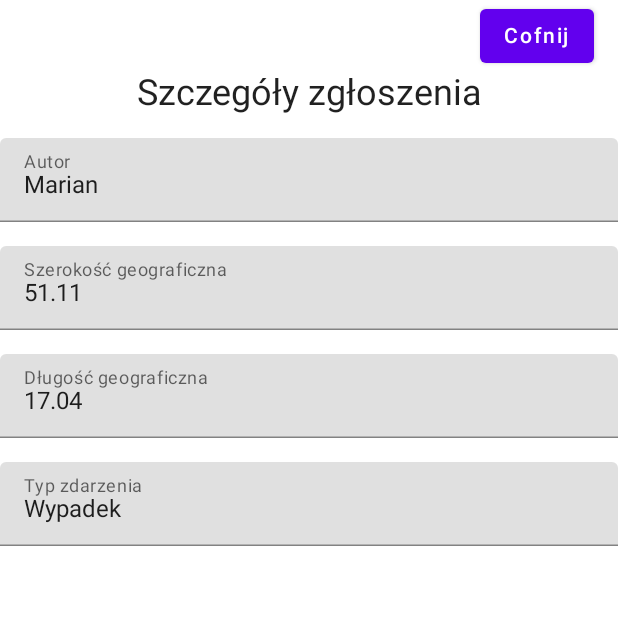
After one commit to angrynerds-pl/kpz-2023-mpk-android, an Android app built with Jetpack Compose: the ReportDetailsScreen screen opened through its navigation route, on a phone screen of 412 x 824 dp, the top half of it. The commit adds this screen. Run offline under Robolectric (Android 15) with nearby library versions, the phone set to English and light mode, and no system bars; our stand-ins replace Dagger/Hilt's generated code; network calls fail; 1 statement that could not run was skipped.

Commit message:
User reporting UI (#19)

```diff
--- a/app/src/main/java/com/example/mpkAndroid/MainActivity.kt
+++ b/app/src/main/java/com/example/mpkAndroid/MainActivity.kt
@@ -13,6 +13,8 @@ import androidx.navigation.compose.composable
 import androidx.navigation.compose.rememberNavController
 import com.example.mpkAndroid.ui.mapScreen.MapScreen
 import com.example.mpkAndroid.ui.mapScreen.MapScreenViewModel
+import com.example.mpkAndroid.ui.reportScreens.newReportScreen.NewReportScreen
+import com.example.mpkAndroid.ui.reportScreens.reportDetailsScreen.ReportDetailsScreen
 import com.example.mpkAndroid.ui.theme.MpkAndroidTheme
 import com.example.mpkAndroid.ui.vehiclesFilterScreen.VehiclesFilterScreen
 import dagger.hilt.android.AndroidEntryPoint
@@ -44,9 +46,21 @@ class MainActivity : ComponentActivity() {
                                 mapScreenViewModel = mapScreenViewModel
                             )
                         }
+                        composable("newReport")
+                        {
+                            NewReportScreen(
+                                navController = navController,
+                                mapScreenViewModel = mapScreenViewModel
+                            )
+                        }
+                        composable("reportDetails")
+                        {
+                            ReportDetailsScreen(
+                                navController = navController,
+                                mapScreenViewModel = mapScreenViewModel
+                            )
+                        }
                     }
-
-
                 }
             }
         }
--- a/app/src/main/java/com/example/mpkAndroid/di/DomainModule.kt
+++ b/app/src/main/java/com/example/mpkAndroid/di/DomainModule.kt
@@ -1,6 +1,7 @@
 package com.example.mpkAndroid.di
 
 import com.example.mpkAndroid.domain.MapPositionsUseCase
+import com.example.mpkAndroid.domain.ReportsUseCase
 import com.example.mpkAndroid.domain.VehicleRepository
 import com.example.mpkAndroid.domain.VehiclesFilterUseCase
 import dagger.Module
@@ -27,5 +28,11 @@ object DomainModule {
         return VehiclesFilterUseCase()
     }
 
+    @Provides
+    fun provideReportsUseCase(
+    ): ReportsUseCase {
+        return ReportsUseCase()
+    }
+
 
 }
--- /dev/null
+++ b/app/src/main/java/com/example/mpkAndroid/domain/ReportsUseCase.kt
@@ -0,0 +1,24 @@
+package com.example.mpkAndroid.domain;
+
+import com.example.mpkAndroid.domain.model.Report
+import com.example.mpkAndroid.domain.model.ReportType
+import javax.inject.Inject;
+
+class ReportsUseCase @Inject constructor() {
+    suspend fun getReports(): Collection<Report> {
+        return listOf(
+            Report(
+                "test",
+                "Marian",
+                ReportType.ACCIDENT,
+                51.11,
+                17.04
+            )
+        )
+    }
+
+    fun addNewReport(report: Report) {
+        //TODO
+    }
+
+}
--- /dev/null
+++ b/app/src/main/java/com/example/mpkAndroid/domain/model/Report.kt
@@ -0,0 +1,16 @@
+package com.example.mpkAndroid.domain.model
+
+data class Report(
+    val authorEmail: String,
+    val authorName: String,
+    val type: ReportType,
+    val latitude: Double,
+    val longitude: Double
+)
+
+enum class ReportType(val translation: String) {
+    ACCIDENT("Wypadek"),
+    DERAILMENT("Wykolejenie"),
+    MALFUNCTION("Awaria"),
+    DAMAGED_TRACKS("Uszkodzone tory")
+}
--- a/app/src/main/java/com/example/mpkAndroid/ui/mapScreen/MapScreen.kt
+++ b/app/src/main/java/com/example/mpkAndroid/ui/mapScreen/MapScreen.kt
@@ -5,6 +5,7 @@ import androidx.compose.foundation.layout.*
 import androidx.compose.material.Button
 import androidx.compose.material.Text
 import androidx.compose.runtime.Composable
+import androidx.compose.runtime.LaunchedEffect
 import androidx.compose.runtime.collectAsState
 import androidx.compose.ui.Alignment
 import androidx.compose.ui.Modifier
@@ -23,22 +24,30 @@ import com.google.android.gms.maps.model.LatLng
 import com.google.maps.android.compose.GoogleMap
 import com.google.maps.android.compose.rememberCameraPositionState
 
-
 @Composable
 fun MapScreen(
     mapScreenViewModel: MapScreenViewModel,
     navController: NavController
 ) {
+    mapScreenViewModel.updateVehiclesPosition()
+    mapScreenViewModel.updateReports()
 
-    mapScreenViewModel.updateVehiclesPosition()
     val cameraPositionState = rememberCameraPositionState {
         position = mapScreenViewModel.uiState.value.startingCameraPosition!!
     }
 
-    val state = rememberOneTapSignInState()
+    val loginState = rememberOneTapSignInState()
+    val showDetails = mapScreenViewModel.uiState.collectAsState().value.showDetails
+
+    LaunchedEffect(showDetails) {
+        if (showDetails) {
+            navController.navigate("reportDetails")
+            mapScreenViewModel.closeReportDetails()
+        }
+    }
 
     OneTapSignInWithGoogle(
-        state = state,
+        state = loginState,
         onTokenIdReceived = { user ->
             run {
                 mapScreenViewModel.updateUser(user)
@@ -62,7 +71,7 @@ fun MapScreen(
                 Text(text = "Linie")
             }
             Button(
-                onClick = { state.open() },
+                onClick = { loginState.open() },
                 enabled = mapScreenViewModel.uiState.collectAsState().value.user == null,
                 modifier = Modifier.padding(start = 16.dp, end = 16.dp)
             ) {
@@ -71,21 +80,40 @@ fun MapScreen(
         }
         GoogleMap(
             modifier = Modifier.fillMaxSize(),
-            cameraPositionState = cameraPositionState
+            cameraPositionState = cameraPositionState,
+            onMapLongClick = { latLng ->
+                if(mapScreenViewModel.uiState.value.user != null) {
+                    mapScreenViewModel.addNewReport(latLng)
+                    navController.navigate("newReport")
+                }
+            }
         ) {
             mapScreenViewModel.uiState.collectAsState().value.vehiclesPositions.forEach { vehicle ->
                 when (vehicle.type) {
                     VehicleType.BUS -> MapMarker(
                         position = LatLng(vehicle.latitude, vehicle.longitude),
                         title = vehicle.number,
+                        iconText = vehicle.number,
                         type = MapMarkerType.BUS
                     )
                     VehicleType.TRAM -> MapMarker(
                         position = LatLng(vehicle.latitude, vehicle.longitude),
                         title = vehicle.number,
+                        iconText = vehicle.number,
                         type = MapMarkerType.TRAM
                     )
                 }
+            }
+            mapScreenViewModel.uiState.collectAsState().value.reports.forEach { report ->
+                MapMarker(
+                    position = LatLng(report.latitude, report.longitude),
+                    title = report.type.translation,
+                    type = MapMarkerType.REPORT,
+                    snippet = "Kliknij aby zobaczyć szczegóły",
+                    onInfoWindowClick = {
+                        mapScreenViewModel.selectReport(it)
+                    }
+                )
             }
         }
     }
--- a/app/src/main/java/com/example/mpkAndroid/ui/mapScreen/MapScreenViewModel.kt
+++ b/app/src/main/java/com/example/mpkAndroid/ui/mapScreen/MapScreenViewModel.kt
@@ -3,9 +3,13 @@ package com.example.mpkAndroid.ui.mapScreen
 import androidx.lifecycle.ViewModel
 import androidx.lifecycle.viewModelScope
 import com.example.mpkAndroid.domain.MapPositionsUseCase
+import com.example.mpkAndroid.domain.ReportsUseCase
+import com.example.mpkAndroid.domain.model.Report
 import com.example.mpkAndroid.domain.model.UserCredentials
 import com.example.mpkAndroid.domain.model.Vehicle
 import com.google.android.gms.maps.model.CameraPosition
+import com.google.android.gms.maps.model.LatLng
+import com.google.android.gms.maps.model.Marker
 import dagger.hilt.android.lifecycle.HiltViewModel
 import kotlinx.coroutines.flow.MutableStateFlow
 import kotlinx.coroutines.flow.StateFlow
@@ -19,15 +23,20 @@ import javax.inject.Inject
 data class MapScreenState(
     var startingCameraPosition: CameraPosition? = null,
     val vehiclesPositions: List<Vehicle> = emptyList(),
+    val reports: List<Report> = emptyList(),
     val chosenTramLines: Set<String> = setOf("8"),
     val chosenBusLines: Set<String> = setOf("145"),
-    val user: UserCredentials? = null
+    val user: UserCredentials? = null,
+    val newReportPosition: LatLng? = null,
+    val selectedReportMarker: Marker? = null,
+    val showDetails: Boolean = false
 )
 
 @HiltViewModel
 class MapScreenViewModel @Inject constructor(
     private val mapPositionsUseCase: MapPositionsUseCase,
-    private val backgroundExecutor: ScheduledExecutorService
+    private val backgroundExecutor: ScheduledExecutorService,
+    private val reportsUseCase: ReportsUseCase
 ) : ViewModel() {
 
     private val _uiState = MutableStateFlow(MapScreenState())
@@ -40,8 +49,7 @@ class MapScreenViewModel @Inject constructor(
         }, 0, 15, TimeUnit.SECONDS)
     }
 
-    fun updateVehiclesPosition(
-    ) {
+    fun updateVehiclesPosition() {
         viewModelScope.launch {
             _uiState.update { currentState ->
                 currentState.copy(
@@ -49,6 +57,16 @@ class MapScreenViewModel @Inject constructor(
                         currentState.chosenTramLines,
                         currentState.chosenBusLines
                     ) as List<Vehicle>
+                )
+            }
+        }
+    }
+
+    fun updateReports() {
+        viewModelScope.launch {
+            _uiState.update { currentState ->
+                currentState.copy(
+                    reports = reportsUseCase.getReports() as List<Report>
                 )
             }
         }
@@ -111,6 +129,43 @@ class MapScreenViewModel @Inject constructor(
         }
     }
 
+    fun addNewReport(coordinates: LatLng) {
+        _uiState.update { currentState ->
+            currentState.copy(
+                newReportPosition = coordinates
+            )
+        }
+    }
+
+    fun selectReport(marker: Marker) {
+        _uiState.update { currentState ->
+            currentState.copy(
+                selectedReportMarker = marker,
+                showDetails = true
+            )
+        }
+    }
+
+    fun closeReportDetails() {
+        _uiState.update { currentState ->
+            currentState.copy(
+                showDetails = false
+            )
+        }
+    }
+
+    fun getReportDetailsForSelectedMarker(): Report {
+        val marker = _uiState.value.selectedReportMarker
+        if (marker != null) {
+            return _uiState.value.reports.find { report ->
+                report.longitude == marker.position.longitude &&
+                        report.latitude == marker.position.latitude
+            }!!
+        }
+
+        return _uiState.value.reports.first()
+    }
+
     override fun onCleared() {
         backgroundExecutor.shutdownNow()
     }
--- /dev/null
+++ b/app/src/main/java/com/example/mpkAndroid/ui/reportScreens/reportDetailsScreen/ReportDetailsScreen.kt
@@ -0,0 +1,85 @@
+package com.example.mpkAndroid.ui.reportScreens.reportDetailsScreen
+
+import androidx.compose.foundation.layout.*
+import androidx.compose.material.Button
+import androidx.compose.material.Text
+import androidx.compose.material.TextField
+import androidx.compose.runtime.Composable
+import androidx.compose.ui.Alignment
+import androidx.compose.ui.Modifier
+import androidx.compose.ui.text.style.TextAlign
+import androidx.compose.ui.unit.dp
+import androidx.compose.ui.unit.sp
+import androidx.hilt.navigation.compose.hiltViewModel
+import androidx.navigation.NavController
+import com.example.mpkAndroid.ui.mapScreen.MapScreenViewModel
+
+@Composable
+fun ReportDetailsScreen(
+    mapScreenViewModel: MapScreenViewModel,
+    reportDetailsScreenViewModel: ReportDetailsScreenViewModel = hiltViewModel<ReportDetailsScreenViewModel>(),
+    navController: NavController
+) {
+    val selectedReport = mapScreenViewModel.getReportDetailsForSelectedMarker()
+
+    Box(modifier = Modifier.fillMaxSize()) {
+        Column(
+            horizontalAlignment = Alignment.End,
+            modifier = Modifier
+                .fillMaxWidth()
+                .align(Alignment.TopCenter)
+                .padding(bottom = 64.dp) // Adjust bottom padding as needed
+        ) {
+            Button(
+                onClick = { navController.popBackStack() },
+                modifier = Modifier.padding(start = 16.dp, end = 16.dp)
+            ) {
+                Text(text = "Cofnij")
+            }
+            Text(
+                text = "Szczegóły zgłoszenia",
+                textAlign = TextAlign.Center,
+                modifier = Modifier
+                    .fillMaxWidth()
+                    .padding(bottom = 16.dp),
+                fontSize = 24.sp
+            )
+            TextField(
+                value = selectedReport.authorName,
+                onValueChange = {},
+                readOnly = true,
+                label = { Text(text = "Autor") },
+                modifier = Modifier
+                    .fillMaxWidth()
+                    .padding(bottom = 16.dp),
+            )
+            TextField(
+                value = selectedReport.latitude.toString(),
+                onValueChange = {},
+                readOnly = true,
+                label = { Text(text = "Szerokość geograficzna") },
+                modifier = Modifier
+                    .fillMaxWidth()
+                    .padding(bottom = 16.dp)
+            )
+            TextField(
+                value = selectedReport.longitude.toString(),
+                onValueChange = {},
+                readOnly = true,
+                label = { Text(text = "Długość geograficzna") },
+                modifier = Modifier
+                    .fillMaxWidth()
+                    .padding(bottom = 16.dp)
+            )
+            TextField(
+                value = selectedReport.type.translation,
+                onValueChange = {},
+                readOnly = true,
+                label = { Text(text = "Typ zdarzenia") },
+                modifier = Modifier
+                    .fillMaxWidth()
+                    .padding(bottom = 16.dp)
+            )
+        }
+    }
+}
--- /dev/null
+++ b/app/src/main/java/com/example/mpkAndroid/ui/reportScreens/reportDetailsScreen/ReportDetailsScreenViewModel.kt
@@ -0,0 +1,10 @@
+package com.example.mpkAndroid.ui.reportScreens.reportDetailsScreen
+
+import androidx.lifecycle.ViewModel
+import dagger.hilt.android.lifecycle.HiltViewModel
+import javax.inject.Inject
+
+@HiltViewModel
+class ReportDetailsScreenViewModel @Inject constructor() : ViewModel() {
+
+}
--- a/app/src/main/java/com/example/mpkAndroid/ui/theme/Color.kt
+++ b/app/src/main/java/com/example/mpkAndroid/ui/theme/Color.kt
@@ -9,3 +9,4 @@ val Teal200 = Color(0xFF03DAC5)
 
 val BusTagColor = Color(0xFFFFBD59)
 val TramTagColor = Color(0xFF5271FF)
+val ReportTagColor = Color(0xFFE53935)
--- a/app/src/main/java/com/example/mpkAndroid/ui/vehiclesFilterScreen/VehiclesFilterScreen.kt
+++ b/app/src/main/java/com/example/mpkAndroid/ui/vehiclesFilterScreen/VehiclesFilterScreen.kt
@@ -21,7 +21,7 @@ import com.example.mpkAndroid.ui.mapScreen.MapScreenViewModel
 @Composable
 fun VehiclesFilterScreen(
     mapScreenViewModel: MapScreenViewModel,
-    vehiclesFilterScreenViewModel: VehiclesFilterScreenViewModel = hiltViewModel<VehiclesFilterScreenViewModel>(),
+    vehiclesFilterScreenViewModel: VehiclesFilterScreenViewModel = hiltViewModel(),
     navController: NavController
 ) {
     val tramButtonColor: ButtonColors =
```
Also changed, not shown: app/src/main/java/com/example/mpkAndroid/ui/MapMarker.kt (+12 -4 lines), app/src/main/java/com/example/mpkAndroid/ui/reportScreens/newReportScreen/NewReportScreen.kt (added, +107 -0 lines), app/src/main/java/com/example/mpkAndroid/ui/reportScreens/newReportScreen/NewReportScreenViewModel.kt (added, +41 -0 lines), app/src/main/java/com/example/mpkAndroid/ui/reportScreens/newReportScreen/ReportTypeDropdown.kt (added, +83 -0 lines), app/src/main/res/drawable/report.xml (added, +37 -0 lines).
